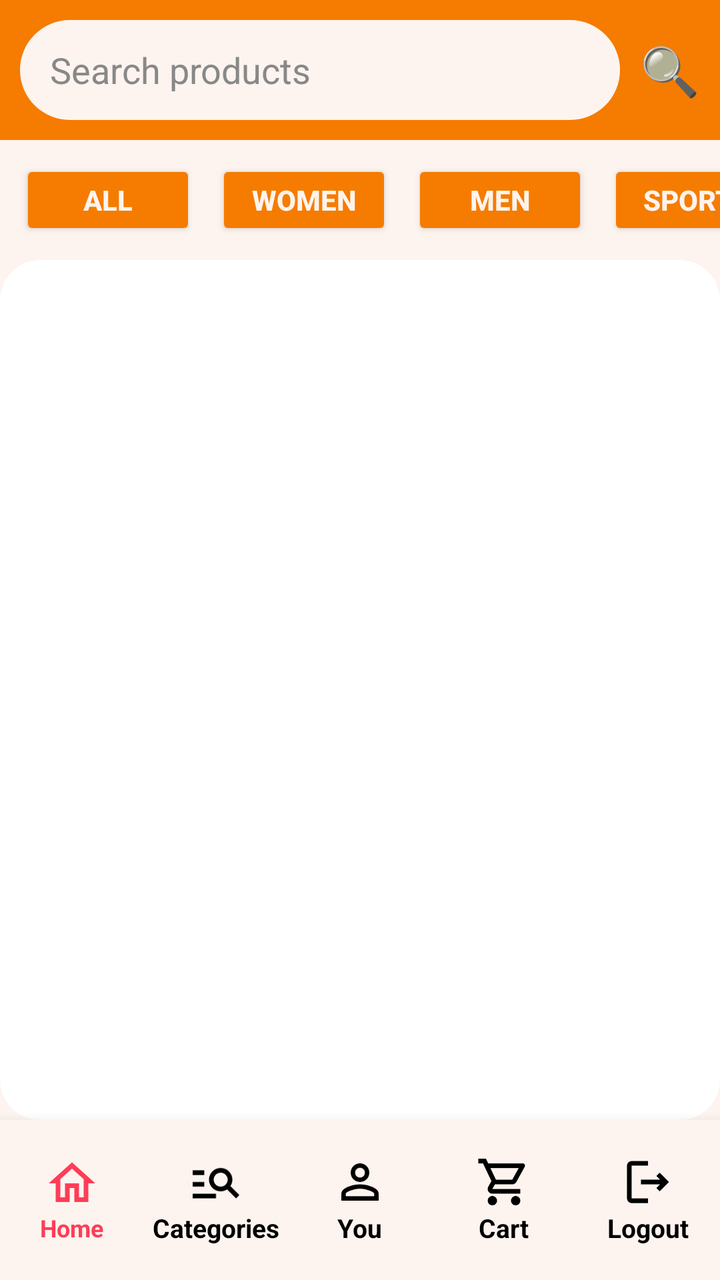
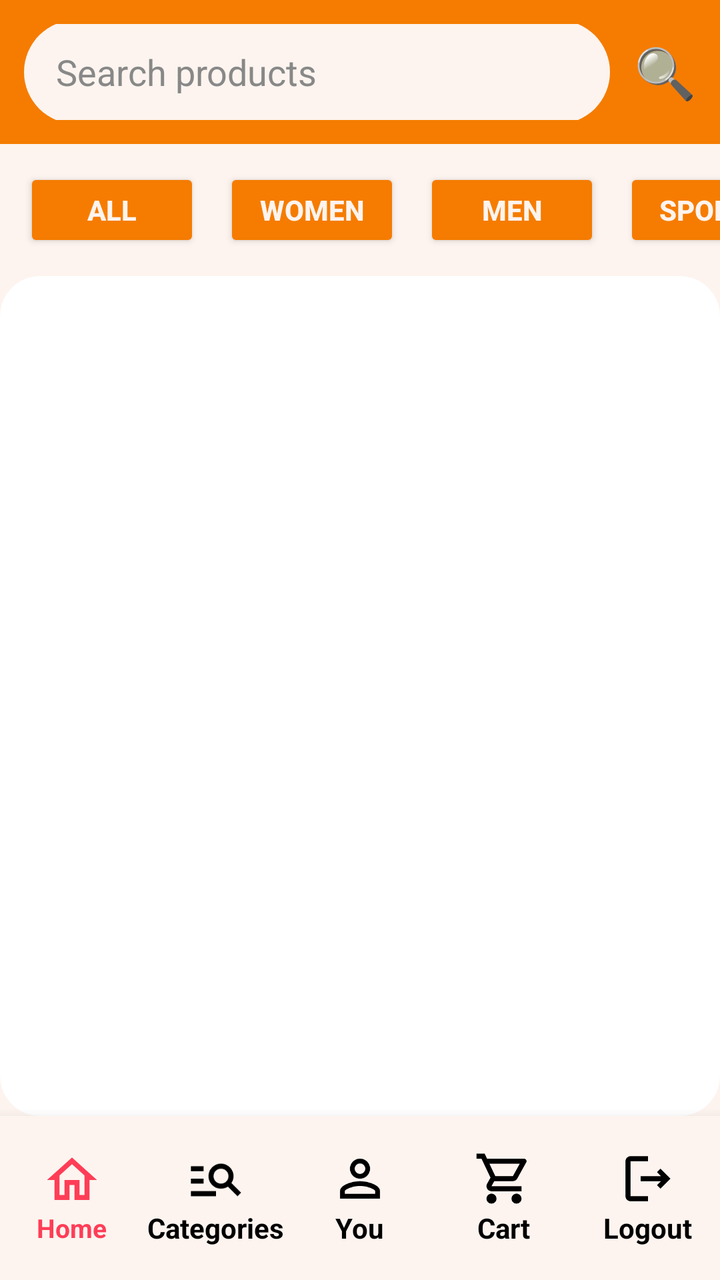

Screens rendered from an Android XML layout before and after an edit, with the pre-edit source and the edit as a unified diff.
<!-- AndroidManifest.xml: application theme Theme.YOLO -->
<!-- res/layout/activity_main.xml -->
<?xml version="1.0" encoding="utf-8"?>
<LinearLayout
    xmlns:android="http://schemas.android.com/apk/res/android"
    xmlns:app="http://schemas.android.com/apk/res-auto"
    android:layout_width="match_parent"
    android:layout_height="match_parent"
    android:orientation="vertical"
    android:background="#FDF4EF">

    

    <LinearLayout
        android:layout_width="match_parent"
        android:layout_height="70dp"
        android:orientation="horizontal"
        android:gravity="center_vertical"
        android:padding="10dp"
        android:background="#F57C00">

        <EditText
            android:id="@+id/etSearch"
            android:layout_width="0dp"
            android:layout_height="50dp"
            android:layout_weight="1"
            android:hint="Search products"
            android:textColor="#000000"
            android:textColorHint="#888888"
            android:paddingStart="15dp"
            android:background="@drawable/rounded_edittext"
            android:backgroundTint="#FDF4EF"
            android:cursorVisible="false"
            android:inputType="text"/>

        <TextView
            android:layout_width="wrap_content"
            android:layout_height="wrap_content"
            android:text="🔍"
            android:textSize="24sp"
            android:layout_marginStart="10dp"/>
    </LinearLayout>

    

    <HorizontalScrollView
        android:layout_width="match_parent"
        android:layout_height="wrap_content"
        android:scrollbars="none">

        <LinearLayout
            android:layout_width="wrap_content"
            android:layout_height="wrap_content"
            android:orientation="horizontal"
            android:padding="10dp">

            <Button
                android:id="@+id/btnAll"
                android:layout_width="wrap_content"
                android:layout_height="40dp"
                android:text="All"
                android:textColor="#FDF4EF"
                android:textStyle="bold"
                android:backgroundTint="#F57C00"/>

            <Button
                android:id="@+id/btnWomen"
                android:layout_width="wrap_content"
                android:layout_height="40dp"
                android:text="Women"
                android:textColor="#FDF4EF"
                android:textStyle="bold"
                android:backgroundTint="#F57C00"
                android:layout_marginStart="10dp"/>

            <Button
                android:id="@+id/btnMen"
                android:layout_width="wrap_content"
                android:layout_height="40dp"
                android:text="Men"
                android:textColor="#FDF4EF"
                android:textStyle="bold"
                android:backgroundTint="#F57C00"
                android:layout_marginStart="10dp"/>

            <Button
                android:id="@+id/btnSports"
                android:layout_width="wrap_content"
                android:layout_height="40dp"
                android:text="Sports"
                android:textColor="#FDF4EF"
                android:textStyle="bold"
                android:backgroundTint="#F57C00"
                android:layout_marginStart="10dp"/>

            <Button
                android:id="@+id/btnAccessories"
                android:layout_width="wrap_content"
                android:layout_height="40dp"
                android:text="Accessories"
                android:textColor="#FDF4EF"
                android:textStyle="bold"
                android:backgroundTint="#F57C00"
                android:layout_marginStart="10dp"/>

        </LinearLayout>

    </HorizontalScrollView>

    

    <androidx.recyclerview.widget.RecyclerView
        android:id="@+id/recyclerView"
        android:layout_width="match_parent"
        android:layout_height="0dp"
        android:layout_weight="1"
        android:background="@drawable/rounded_product"
        android:padding="8dp"
        android:clipToOutline="true"
        android:scaleType="centerCrop"/>

    

    <LinearLayout
        android:layout_width="match_parent"
        android:layout_height="80dp"
        android:orientation="horizontal"
        android:background="#FDF4EF"
        android:gravity="center"
        android:elevation="10dp">

        

        <LinearLayout
            android:id="@+id/navHome"
            android:layout_width="0dp"
            android:layout_height="wrap_content"
            android:layout_weight="1"
            android:gravity="center"
            android:orientation="vertical">

            <ImageView
                android:layout_width="28dp"
                android:layout_height="28dp"
                android:src="@drawable/ic_home"
                app:tint="#FF3D57"/>

            <TextView
                android:layout_width="wrap_content"
                android:layout_height="wrap_content"
                android:text="Home"
                android:textColor="#FF3D57"
                android:textStyle="bold"
                android:textSize="12sp"/>
        </LinearLayout>

        

        <LinearLayout
            android:id="@+id/navCategory"
            android:layout_width="0dp"
            android:layout_height="wrap_content"
            android:layout_weight="1"
            android:gravity="center"
            android:orientation="vertical">

            <ImageView
                android:layout_width="28dp"
                android:layout_height="28dp"
                android:src="@drawable/ic_category"
                app:tint="#000000"/>

            <TextView
                android:layout_width="wrap_content"
                android:layout_height="wrap_content"
                android:text="Categories"
                android:textColor="#000000"
                android:textStyle="bold"
                android:textSize="13sp"/>
        </LinearLayout>

        

        <LinearLayout
            android:id="@+id/navYou"
            android:layout_width="0dp"
            android:layout_height="wrap_content"
            android:layout_weight="1"
            android:gravity="center"
            android:orientation="vertical">

            <ImageView
                android:layout_width="28dp"
                android:layout_height="28dp"
                android:src="@drawable/ic_user"
                app:tint="#000000"/>

            <TextView
                android:layout_width="wrap_content"
                android:layout_height="wrap_content"
                android:text="You"
                android:textColor="#000000"
                android:textStyle="bold"
                android:textSize="13sp"/>
        </LinearLayout>

        

        <LinearLayout
            android:id="@+id/navCart"
            android:layout_width="0dp"
            android:layout_height="wrap_content"
            android:layout_weight="1"
            android:gravity="center"
            android:orientation="vertical">

            <ImageView
                android:layout_width="28dp"
                android:layout_height="28dp"
                android:src="@drawable/ic_cart"
                app:tint="#000000"/>

            <TextView
                android:layout_width="wrap_content"
                android:layout_height="wrap_content"
                android:text="Cart"
                android:textColor="#000000"
                android:textStyle="bold"
                android:textSize="13sp"/>
        </LinearLayout>

        

        <LinearLayout
            android:id="@+id/navLogout"
            android:layout_width="0dp"
            android:layout_height="wrap_content"
            android:layout_weight="1"
            android:gravity="center"
            android:orientation="vertical">

            <ImageView
                android:layout_width="28dp"
                android:layout_height="28dp"
                android:src="@drawable/ic_logout"
                app:tint="#000000"/>

            <TextView
                android:layout_width="wrap_content"
                android:layout_height="wrap_content"
                android:text="Logout"
                android:textColor="#000000"
                android:textStyle="bold"
                android:textSize="13sp"/>
        </LinearLayout>

    </LinearLayout>
</LinearLayout>
<!-- resources referenced by this layout -->
<resources>
  <!-- drawable ic_cart (drawable) -->
  <vector xmlns:android="http://schemas.android.com/apk/res/android" android:height="24dp" android:tint="#020202" android:viewportHeight="24" android:viewportWidth="24" android:width="24dp">
        
      <path android:fillColor="@android:color/white" android:pathData="M15.55,13c0.75,0 1.41,-0.41 1.75,-1.03l3.58,-6.49c0.37,-0.66 -0.11,-1.48 -0.87,-1.48L5.21,4l-0.94,-2L1,2v2h2l3.6,7.59 -1.35,2.44C4.52,15.37 5.48,17 7,17h12v-2L7,15l1.1,-2h7.45zM6.16,6h12.15l-2.76,5L8.53,11L6.16,6zM7,18c-1.1,0 -1.99,0.9 -1.99,2S5.9,22 7,22s2,-0.9 2,-2 -0.9,-2 -2,-2zM17,18c-1.1,0 -1.99,0.9 -1.99,2s0.89,2 1.99,2 2,-0.9 2,-2 -0.9,-2 -2,-2z"/>
      
  </vector>
  <!-- drawable ic_category (drawable) -->
  <vector xmlns:android="http://schemas.android.com/apk/res/android" android:autoMirrored="true" android:height="24dp" android:tint="#020202" android:viewportHeight="24" android:viewportWidth="24" android:width="24dp">
        
      <path android:fillColor="@android:color/white" android:pathData="M7,9H2V7h5V9zM7,12H2v2h5V12zM20.59,19l-3.83,-3.83C15.96,15.69 15.02,16 14,16c-2.76,0 -5,-2.24 -5,-5s2.24,-5 5,-5s5,2.24 5,5c0,1.02 -0.31,1.96 -0.83,2.75L22,17.59L20.59,19zM17,11c0,-1.65 -1.35,-3 -3,-3s-3,1.35 -3,3s1.35,3 3,3S17,12.65 17,11zM2,19h10v-2H2V19z"/>
      
  </vector>
  <!-- drawable ic_home (drawable) -->
  <vector xmlns:android="http://schemas.android.com/apk/res/android" android:height="24dp" android:tint="#020202" android:viewportHeight="24" android:viewportWidth="24" android:width="24dp">
        
      <path android:fillColor="@android:color/white" android:pathData="M12,5.69l5,4.5V18h-2v-6H9v6H7v-7.81l5,-4.5M12,3L2,12h3v8h6v-6h2v6h6v-8h3L12,3z"/>
      
  </vector>
  <!-- drawable ic_logout (drawable) -->
  <vector xmlns:android="http://schemas.android.com/apk/res/android" android:autoMirrored="true" android:height="24dp" android:tint="#020202" android:viewportHeight="24" android:viewportWidth="24" android:width="24dp">
        
      <path android:fillColor="@android:color/white" android:pathData="M17,8l-1.41,1.41L17.17,11H9v2h8.17l-1.58,1.58L17,16l4,-4L17,8zM5,5h7V3H5C3.9,3 3,3.9 3,5v14c0,1.1 0.9,2 2,2h7v-2H5V5z"/>
      
  </vector>
  <!-- drawable ic_user (drawable) -->
  <vector xmlns:android="http://schemas.android.com/apk/res/android" android:height="24dp" android:tint="#020202" android:viewportHeight="24" android:viewportWidth="24" android:width="24dp">
        
      <path android:fillColor="@android:color/white" android:pathData="M12,5.9c1.16,0 2.1,0.94 2.1,2.1s-0.94,2.1 -2.1,2.1S9.9,9.16 9.9,8s0.94,-2.1 2.1,-2.1m0,9c2.97,0 6.1,1.46 6.1,2.1v1.1L5.9,18.1L5.9,17c0,-0.64 3.13,-2.1 6.1,-2.1M12,4C9.79,4 8,5.79 8,8s1.79,4 4,4 4,-1.79 4,-4 -1.79,-4 -4,-4zM12,13c-2.67,0 -8,1.34 -8,4v3h16v-3c0,-2.66 -5.33,-4 -8,-4z"/>
      
  </vector>
  <!-- drawable rounded_edittext (drawable) -->
  <?xml version="1.0" encoding="utf-8"?>
  <shape xmlns:android="http://schemas.android.com/apk/res/android">
  
      <solid android:color="#FFFFFF"/>
  
      <corners android:radius="30dp"/>
  
  </shape>
  <!-- drawable rounded_product (drawable) -->
  <?xml version="1.0" encoding="utf-8"?>
  <shape xmlns:android="http://schemas.android.com/apk/res/android">
  
      <solid android:color="#FFFFFF"/>
  
      <corners android:radius="20dp"/>
  
  </shape>
  <style name="Theme.YOLO" parent="Base.Theme.YOLO" />
  <style name="Base.Theme.YOLO" parent="Theme.Material3.DayNight.NoActionBar">
          
          
      </style>
</resources>

<!-- the commit's change to res/layout/activity_main.xml (unified diff, before → after) -->
@@ -11,21 +11,21 @@
 
     <LinearLayout
         android:layout_width="match_parent"
-        android:layout_height="70dp"
+        android:layout_height="72dp"
         android:orientation="horizontal"
         android:gravity="center_vertical"
-        android:padding="10dp"
+        android:padding="12dp"
         android:background="#F57C00">
 
         <EditText
             android:id="@+id/etSearch"
             android:layout_width="0dp"
-            android:layout_height="50dp"
+            android:layout_height="52dp"
             android:layout_weight="1"
             android:hint="Search products"
             android:textColor="#000000"
             android:textColorHint="#888888"
-            android:paddingStart="15dp"
+            android:paddingStart="16dp"
             android:background="@drawable/rounded_edittext"
             android:backgroundTint="#FDF4EF"
             android:cursorVisible="false"
@@ -35,8 +35,8 @@
             android:layout_width="wrap_content"
             android:layout_height="wrap_content"
             android:text="🔍"
-            android:textSize="24sp"
-            android:layout_marginStart="10dp"/>
+            android:textSize="25sp"
+            android:layout_marginStart="12dp"/>
     </LinearLayout>
 
     
@@ -50,56 +50,61 @@
             android:layout_width="wrap_content"
             android:layout_height="wrap_content"
             android:orientation="horizontal"
-            android:padding="10dp">
+            android:padding="12dp">
 
             <Button
                 android:id="@+id/btnAll"
                 android:layout_width="wrap_content"
-                android:layout_height="40dp"
+                android:layout_height="42dp"
                 android:text="All"
                 android:textColor="#FDF4EF"
                 android:textStyle="bold"
+                android:textSize="14sp"
                 android:backgroundTint="#F57C00"/>
 
             <Button
                 android:id="@+id/btnWomen"
                 android:layout_width="wrap_content"
-                android:layout_height="40dp"
+                android:layout_height="42dp"
                 android:text="Women"
                 android:textColor="#FDF4EF"
                 android:textStyle="bold"
-                android:backgroundTint="#F57C00"
-                android:layout_marginStart="10dp"/>
+                android:textSize="14sp"
+                android:backgroundTint="#F57C00"
+                android:layout_marginStart="12dp"/>
 
             <Button
                 android:id="@+id/btnMen"
                 android:layout_width="wrap_content"
-                android:layout_height="40dp"
+                android:layout_height="42dp"
                 android:text="Men"
                 android:textColor="#FDF4EF"
                 android:textStyle="bold"
-                android:backgroundTint="#F57C00"
-                android:layout_marginStart="10dp"/>
+                android:textSize="14sp"
+                android:backgroundTint="#F57C00"
+                android:layout_marginStart="12dp"/>
 
             <Button
                 android:id="@+id/btnSports"
                 android:layout_width="wrap_content"
-                android:layout_height="40dp"
+                android:layout_height="42dp"
                 android:text="Sports"
                 android:textColor="#FDF4EF"
                 android:textStyle="bold"
-                android:backgroundTint="#F57C00"
-                android:layout_marginStart="10dp"/>
+                android:textSize="14sp"
+                android:backgroundTint="#F57C00"
+                android:layout_marginStart="12dp"/>
 
             <Button
                 android:id="@+id/btnAccessories"
                 android:layout_width="wrap_content"
-                android:layout_height="40dp"
+                android:layout_height="42dp"
                 android:text="Accessories"
                 android:textColor="#FDF4EF"
                 android:textStyle="bold"
-                android:backgroundTint="#F57C00"
-                android:layout_marginStart="10dp"/>
+                android:textSize="14sp"
+                android:backgroundTint="#F57C00"
+                android:layout_marginStart="12dp"/>
 
         </LinearLayout>
 
@@ -113,7 +118,7 @@
         android:layout_height="0dp"
         android:layout_weight="1"
         android:background="@drawable/rounded_product"
-        android:padding="8dp"
+        android:padding="10dp"
         android:clipToOutline="true"
         android:scaleType="centerCrop"/>
 
@@ -121,7 +126,7 @@
 
     <LinearLayout
         android:layout_width="match_parent"
-        android:layout_height="80dp"
+        android:layout_height="82dp"
         android:orientation="horizontal"
         android:background="#FDF4EF"
         android:gravity="center"
@@ -138,8 +143,8 @@
             android:orientation="vertical">
 
             <ImageView
-                android:layout_width="28dp"
-                android:layout_height="28dp"
+                android:layout_width="30dp"
+                android:layout_height="30dp"
                 android:src="@drawable/ic_home"
                 app:tint="#FF3D57"/>
 
@@ -149,7 +154,7 @@
                 android:text="Home"
                 android:textColor="#FF3D57"
                 android:textStyle="bold"
-                android:textSize="12sp"/>
+                android:textSize="13sp"/>
         </LinearLayout>
 
         
@@ -163,8 +168,8 @@
             android:orientation="vertical">
 
             <ImageView
-                android:layout_width="28dp"
-                android:layout_height="28dp"
+                android:layout_width="30dp"
+                android:layout_height="30dp"
                 android:src="@drawable/ic_category"
                 app:tint="#000000"/>
 
@@ -174,7 +179,7 @@
                 android:text="Categories"
                 android:textColor="#000000"
                 android:textStyle="bold"
-                android:textSize="13sp"/>
+                android:textSize="14sp"/>
         </LinearLayout>
 
         
@@ -188,8 +193,8 @@
             android:orientation="vertical">
 
             <ImageView
-                android:layout_width="28dp"
-                android:layout_height="28dp"
+                android:layout_width="30dp"
+                android:layout_height="30dp"
                 android:src="@drawable/ic_user"
                 app:tint="#000000"/>
 
@@ -199,7 +204,7 @@
                 android:text="You"
                 android:textColor="#000000"
                 android:textStyle="bold"
-                android:textSize="13sp"/>
+                android:textSize="14sp"/>
         </LinearLayout>
 
         
@@ -213,8 +218,8 @@
             android:orientation="vertical">
 
             <ImageView
-                android:layout_width="28dp"
-                android:layout_height="28dp"
+                android:layout_width="30dp"
+                android:layout_height="30dp"
                 android:src="@drawable/ic_cart"
                 app:tint="#000000"/>
 
@@ -224,7 +229,7 @@
                 android:text="Cart"
                 android:textColor="#000000"
                 android:textStyle="bold"
-                android:textSize="13sp"/>
+                android:textSize="14sp"/>
         </LinearLayout>
 
         
@@ -238,8 +243,8 @@
             android:orientation="vertical">
 
             <ImageView
-                android:layout_width="28dp"
-                android:layout_height="28dp"
+                android:layout_width="30dp"
+                android:layout_height="30dp"
                 android:src="@drawable/ic_logout"
                 app:tint="#000000"/>
 
@@ -249,8 +254,9 @@
                 android:text="Logout"
                 android:textColor="#000000"
                 android:textStyle="bold"
-                android:textSize="13sp"/>
+                android:textSize="14sp"/>
         </LinearLayout>
 
     </LinearLayout>
+
 </LinearLayout>
